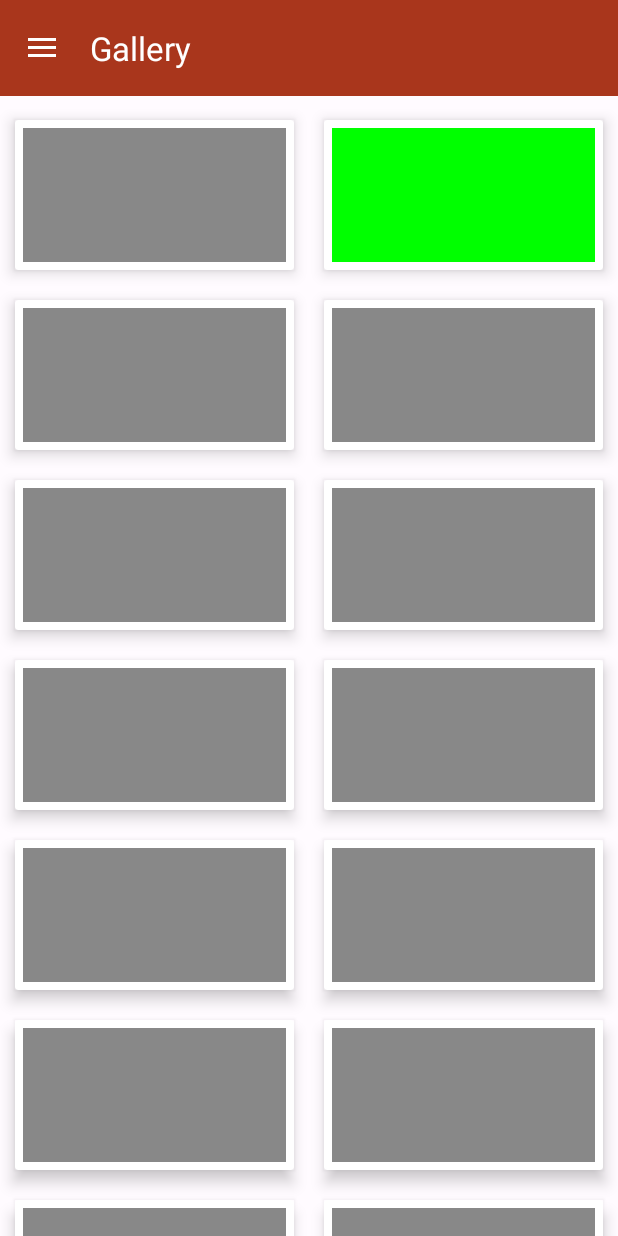
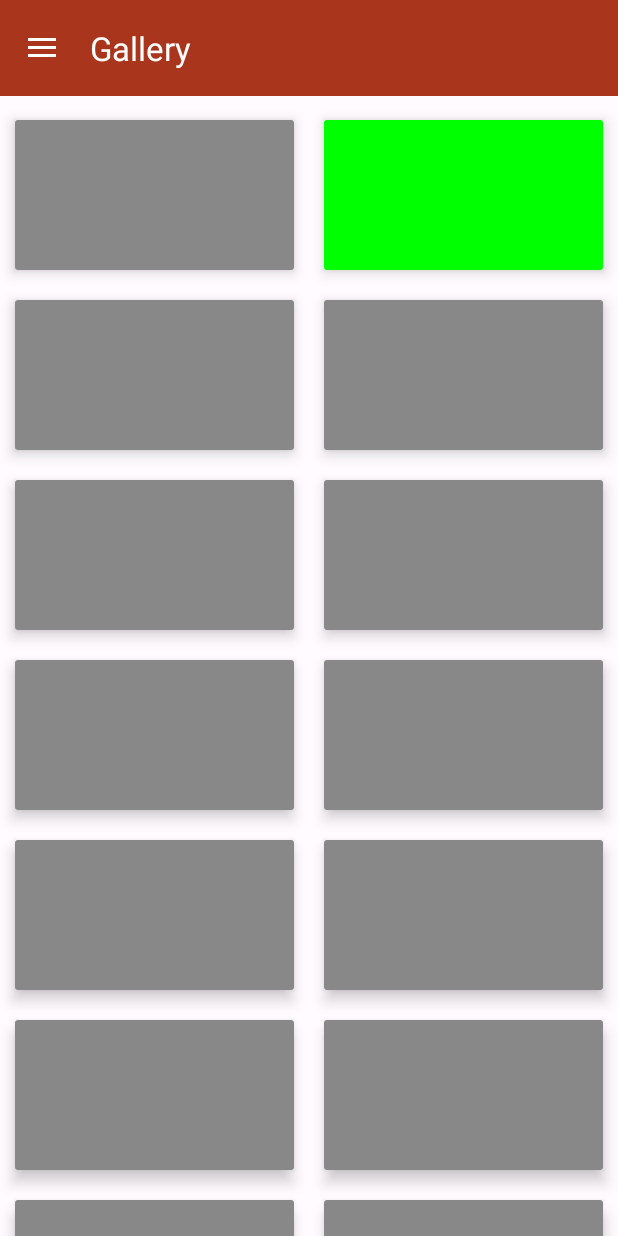
Before and after one commit to PerspectivCollection/Nest, an Android app: the GalleryFragment screen opened through its navigation route, on a phone screen of 412 x 824 dp. Run offline under Robolectric (Android 15) with nearby library versions, the phone set to English and light mode, and no system bars; our stand-ins replace data binding, navigation-ui; 1 statement that could not run was skipped.

Commit message:
fix: som design changes

```diff
--- a/app/src/main/res/layout/card_unlock.xml
+++ b/app/src/main/res/layout/card_unlock.xml
@@ -11,13 +11,13 @@
         android:layout_width="match_parent"
         android:layout_height="match_parent"
         android:orientation="horizontal"
-        android:padding="5dp">
+        android:padding="0dp">
 
         <ImageView
             android:id="@+id/imageunlock"
             android:layout_width="match_parent"
             android:layout_height="match_parent"
-            android:contentDescription="someimage" />
+            android:contentDescription="@string/birds_in_grid_layout" />
     </LinearLayout>
 
 </androidx.cardview.widget.CardView>
```
